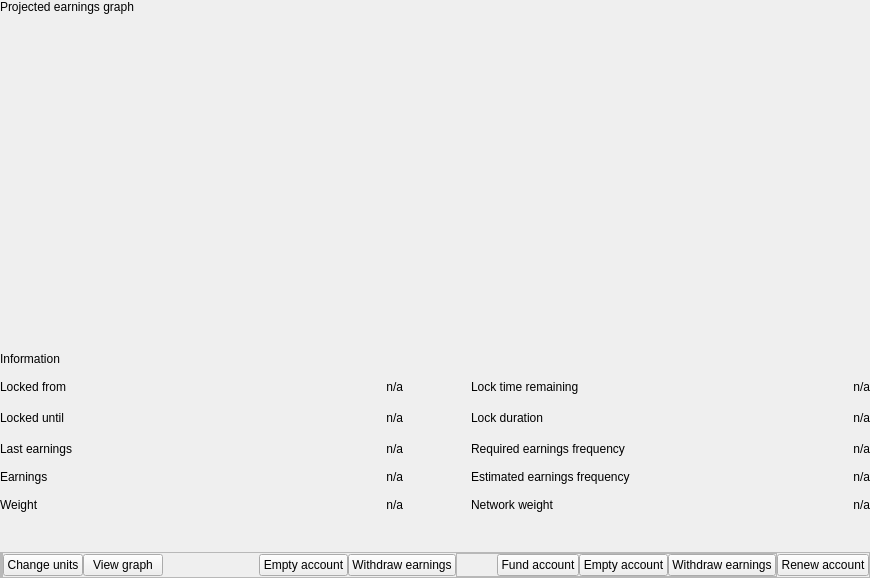
Before: the Qt Designer form src/qt/_Gulden/forms/witnessdialog.ui in frozenflux3/munt-official, drawn with Qt 5.
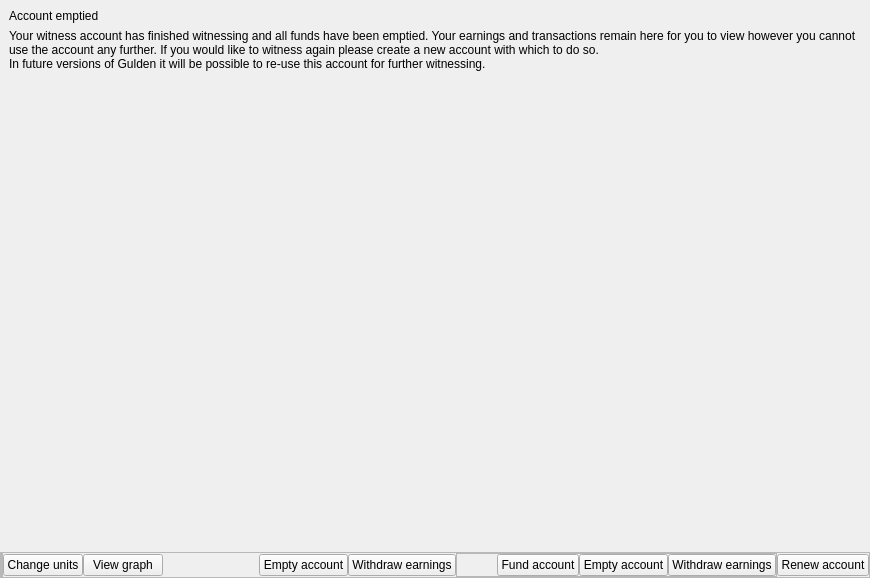
After: the same form once the commit is applied. Custom widgets are drawn as their Qt base class.

Commit message: Add a new "done" page to the witness dialog.

```diff
--- a/src/qt/_Gulden/forms/witnessdialog.ui
+++ b/src/qt/_Gulden/forms/witnessdialog.ui
@@ -48,7 +48,7 @@
        <item>
         <widget class="QStackedWidget" name="witnessDialogStackedWidget">
          <property name="currentIndex">
-          <number>1</number>
+          <number>4</number>
          </property>
          <widget class="QWidget" name="emptyAccountPage">
           <layout class="QVBoxLayout" name="verticalLayout">
@@ -561,6 +561,50 @@
            </item>
           </layout>
          </widget>
+         <widget class="QWidget" name="usedAccountPage">
+          <layout class="QVBoxLayout" name="verticalLayout_7">
+           <item>
+            <widget class="QLabel" name="labelUsedAccountHeader">
+             <property name="text">
+              <string>Account emptied</string>
+             </property>
+             <property name="indent">
+              <number>0</number>
+             </property>
+            </widget>
+           </item>
+           <item>
+            <widget class="QLabel" name="labelUsedAccountInfo">
+             <property name="text">
+              <string>Your witness account has finished witnessing and all funds have been emptied. Your earnings and transactions remain here for you to view however you cannot use the account any further. If you would like to witness again please create a new account with which to do so.
+In future versions of Gulden it will be possible to re-use this account for further witnessing.</string>
+             </property>
+             <property name="alignment">
+              <set>Qt::AlignLeading|Qt::AlignLeft|Qt::AlignVCenter</set>
+             </property>
+             <property name="wordWrap">
+              <bool>true</bool>
+             </property>
+             <property name="indent">
+              <number>0</number>
+             </property>
+            </widget>
+           </item>
+           <item>
+            <spacer name="verticalSpacer_7">
+             <property name="orientation">
+              <enum>Qt::Vertical</enum>
+             </property>
+             <property name="sizeHint" stdset="0">
+              <size>
+               <width>20</width>
+               <height>433</height>
+              </size>
+             </property>
+            </spacer>
+           </item>
+          </layout>
+         </widget>
         </widget>
        </item>
        <item>
```
The commit also changes 1 other file.
